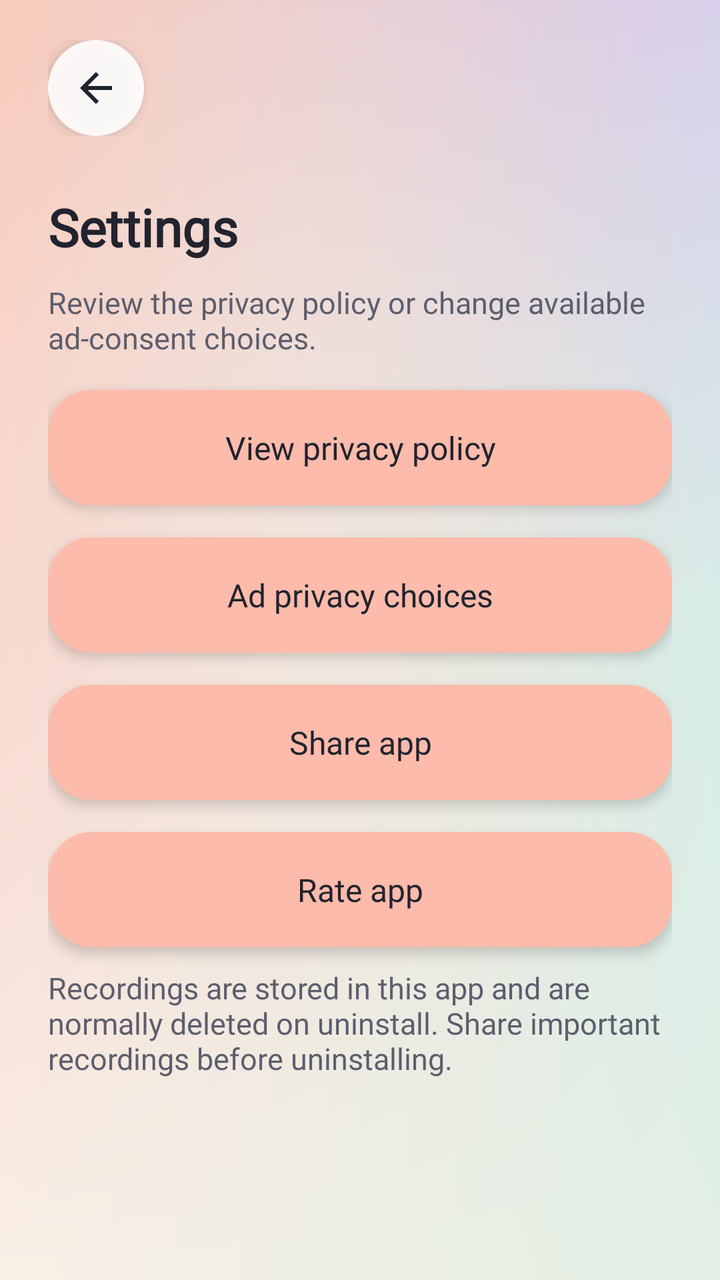
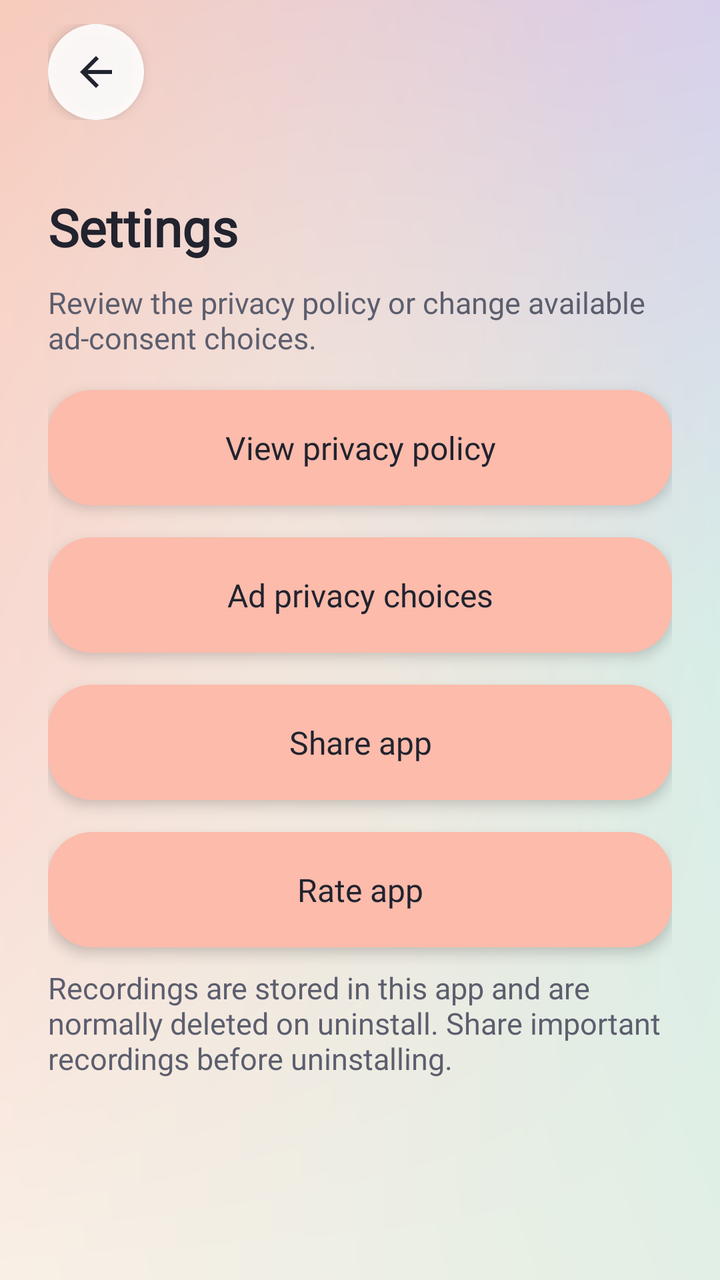

Two renders of the same Android screen: before a commit and after it. Below are the layout's source before the change and the commit's diff.
<!-- AndroidManifest.xml: application theme Theme.DecMictospeaker -->
<!-- res/layout/activity_setting_new.xml -->
<?xml version="1.0" encoding="utf-8"?>
<LinearLayout xmlns:android="http://schemas.android.com/apk/res/android"
    xmlns:app="http://schemas.android.com/apk/res-auto"
    android:layout_width="match_parent" android:layout_height="match_parent"
    android:orientation="vertical" android:background="@drawable/bg_pastel_mesh">
    <LinearLayout android:layout_width="match_parent" android:layout_height="wrap_content"
        android:orientation="horizontal" android:gravity="center_vertical" android:paddingStart="24dp" android:paddingTop="20dp" android:paddingEnd="24dp" android:paddingBottom="4dp">
        <ImageButton android:id="@+id/iv_back" style="@style/ToolControlCircleBack"
            android:src="@drawable/tool_back" app:tint="@color/quality_text" android:contentDescription="@string/tool_back"/>
    </LinearLayout>
    <androidx.core.widget.NestedScrollView android:layout_width="match_parent" android:layout_height="0dp"
        android:layout_weight="1" android:fillViewport="true">
        <LinearLayout android:layout_width="match_parent" android:layout_height="wrap_content"
            android:orientation="vertical" android:padding="24dp">
            <TextView android:id="@+id/tv_tittle" style="@style/ToolTitle" android:text="@string/tool_settings_title"/>
            <TextView style="@style/ToolBody" android:text="@string/tool_privacy_help"/>
            <Button android:id="@+id/rl_privacy_policy" style="@style/ToolTextButton" android:text="@string/tool_privacy_policy"/>
            <Button android:id="@+id/tool_privacy_choices" style="@style/ToolTextButton" android:text="@string/tool_privacy_choices"/>
            <Button android:id="@+id/rl_share_app" style="@style/ToolTextButton" android:text="@string/tool_share_app"/>
            <Button android:id="@+id/rl_rate" style="@style/ToolTextButton" android:text="@string/tool_rate_app"/>
            <TextView style="@style/ToolBody" android:text="@string/tool_saved_help"/>
        </LinearLayout>
    </androidx.core.widget.NestedScrollView>
    <LinearLayout android:id="@+id/nativeLay" android:layout_width="match_parent" android:layout_height="wrap_content"
        android:orientation="vertical" android:gravity="center_horizontal"/>
</LinearLayout>
<!-- resources referenced by this layout -->
<resources>
  <color name="quality_text">#21232E</color>
  <!-- drawable tool_back (drawable) -->
  <vector xmlns:android="http://schemas.android.com/apk/res/android"
      android:width="24dp"
      android:height="24dp"
      android:viewportWidth="24"
      android:viewportHeight="24">
    <path
        android:fillColor="#21232E"
        android:pathData="M20,11H7.83l5.59,-5.59L12,4l-8,8 8,8 1.41,-1.41L7.83,13H20v-2z"/>
  </vector>
  <string name="tool_back">Back</string>
  <string name="tool_privacy_choices">Ad privacy choices</string>
  <string name="tool_privacy_help">Review the privacy policy or change available ad-consent choices.</string>
  <string name="tool_privacy_policy">View privacy policy</string>
  <string name="tool_rate_app">Rate app</string>
  <string name="tool_saved_help">Recordings are stored in this app and are normally deleted on uninstall. Share important recordings before uninstalling.</string>
  <string name="tool_settings_title">Settings</string>
  <string name="tool_share_app">Share app</string>
  <style name="ToolBody">
          <item name="android:layout_width">match_parent</item>
          <item name="android:layout_height">wrap_content</item>
          <item name="android:textSize">15sp</item>
          <item name="android:fontFamily">@font/poppins_regular</item>
          <item name="android:textColor">@color/quality_secondary</item>
          <item name="android:layout_marginTop">10dp</item>
      </style>
  <style name="ToolControlCircleBack">
          <item name="android:layout_width">48dp</item>
          <item name="android:layout_height">48dp</item>
          <item name="android:minWidth">48dp</item>
          <item name="android:minHeight">48dp</item>
          <item name="android:padding">12dp</item>
          <item name="android:scaleType">fitCenter</item>
          <item name="android:background">@drawable/btn_circle_white</item>
          <item name="android:elevation">4dp</item>
          <item name="android:focusable">true</item>
          <item name="android:clickable">true</item>
      </style>
  <style name="ToolTitle">
          <item name="android:layout_width">match_parent</item>
          <item name="android:layout_height">wrap_content</item>
          <item name="android:textSize">26sp</item>
          <item name="android:textStyle">bold</item>
          <item name="android:fontFamily">@font/poppins_bold</item>
          <item name="android:textColor">@color/quality_text</item>
      </style>
  <color name="quality_secondary">#5C5E6E</color>
  <!-- drawable btn_circle_white (drawable) -->
  <?xml version="1.0" encoding="utf-8"?>
  <ripple xmlns:android="http://schemas.android.com/apk/res/android"
      android:color="@color/pastel_circle_btn_pressed">
      <item>
          <shape android:shape="oval">
              <solid android:color="@color/pastel_circle_btn" />
          </shape>
      </item>
  </ripple>
  <!-- drawable btn_squircle_peach (drawable) -->
  <?xml version="1.0" encoding="utf-8"?>
  <ripple xmlns:android="http://schemas.android.com/apk/res/android"
      android:color="@color/pastel_peach_pressed">
      <item>
          <shape android:shape="rectangle">
              <solid android:color="@color/pastel_peach" />
              <corners android:radius="22dp" />
          </shape>
      </item>
  </ripple>
  <color name="pastel_peach">#FCBBAB</color>
  <color name="pastel_peach_pressed">#F8A693</color>
  <color name="pastel_mint">#C0E6DE</color>
  <color name="pastel_mint_pressed">#A9D8CE</color>
  <color name="pastel_circle_btn_pressed">#D9F0ED</color>
  <color name="pastel_circle_btn">#E6FFFFFF</color>
  <!-- unchanged entries left out for length: 3 -->
</resources>

<!-- the commit's change to res/layout/activity_setting_new.xml (unified diff, before → after) -->
@@ -4,7 +4,7 @@
     android:layout_width="match_parent" android:layout_height="match_parent"
     android:orientation="vertical" android:background="@drawable/bg_pastel_mesh">
     <LinearLayout android:layout_width="match_parent" android:layout_height="wrap_content"
-        android:orientation="horizontal" android:gravity="center_vertical" android:paddingStart="24dp" android:paddingTop="20dp" android:paddingEnd="24dp" android:paddingBottom="4dp">
+        android:orientation="horizontal" android:gravity="center_vertical" android:paddingStart="24dp" android:paddingTop="12dp" android:paddingEnd="24dp" android:paddingBottom="12dp">
         <ImageButton android:id="@+id/iv_back" style="@style/ToolControlCircleBack"
             android:src="@drawable/tool_back" app:tint="@color/quality_text" android:contentDescription="@string/tool_back"/>
     </LinearLayout>
